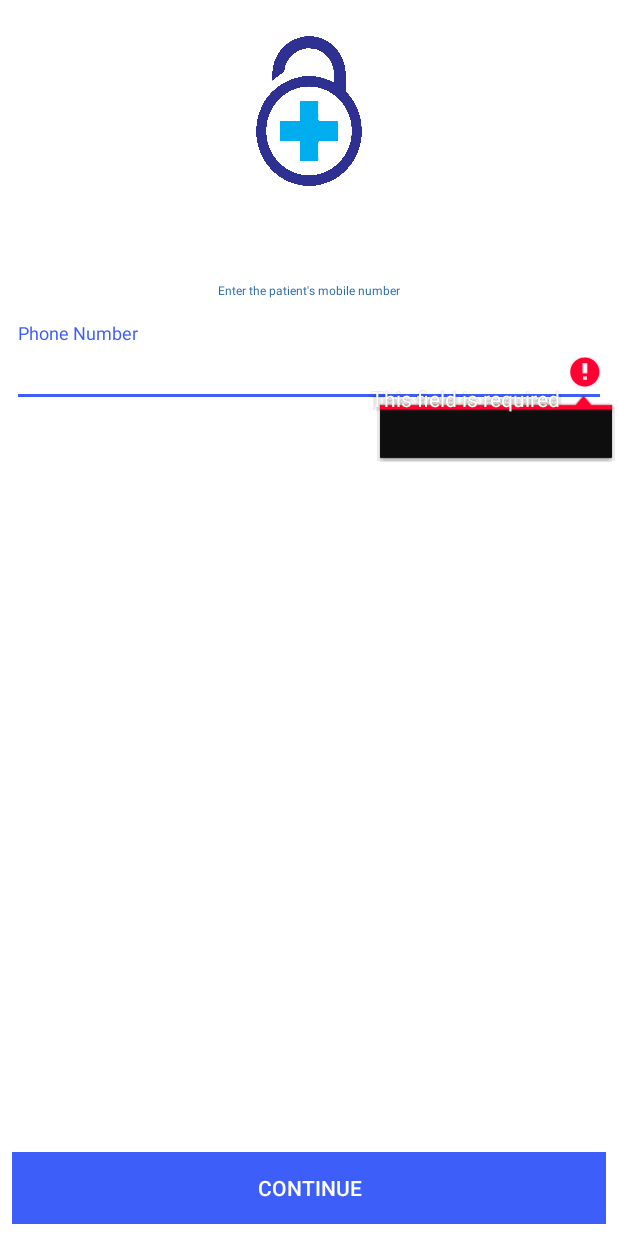
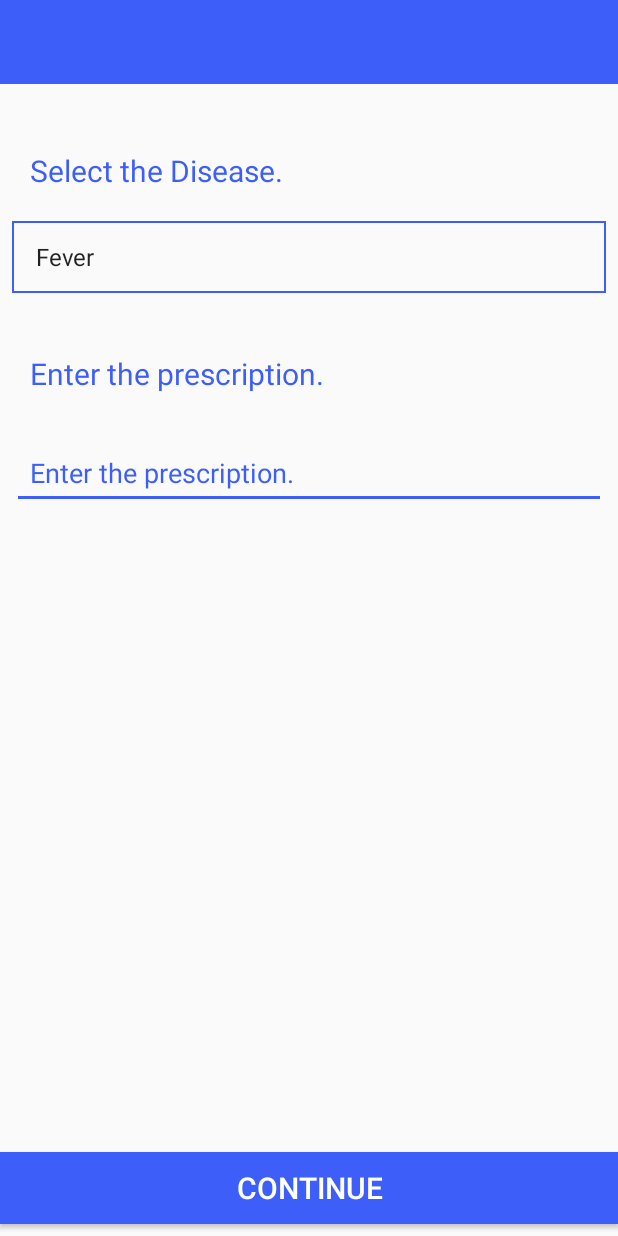
Before and after one commit to harikrishnanr994/medivault, an Android app: the DoctorMainActivity screen opened directly, with no data from a screen before it, after a tap on "CONTINUE", on a phone screen of 412 x 824 dp. Run offline under Robolectric (Android 15) with nearby library versions, the phone set to English and light mode, and no system bars.

Commit message:
Added Doctor Add Activity

```diff
--- a/app/src/main/AndroidManifest.xml
+++ b/app/src/main/AndroidManifest.xml
@@ -33,6 +33,7 @@
         <activity android:name=".ListenActivity" />
         <activity android:name=".EmitActivity"></activity>
         <activity android:name=".ProfileDetails"></activity>
+        <activity android:name=".DoctorAddActivity"></activity>
     </application>
 
 </manifest>
--- /dev/null
+++ b/app/src/main/java/com/carehack/medivault/DoctorAddActivity.java
@@ -0,0 +1,29 @@
+package com.carehack.medivault;
+
+import android.content.Intent;
+import android.os.Bundle;
+import android.support.v7.app.AppCompatActivity;
+import android.view.View;
+import android.widget.ArrayAdapter;
+import android.widget.Button;
+import android.widget.Spinner;
+
+/**
+ * Created by harihara on 25/11/17.
+ */
+
+public class DoctorAddActivity extends AppCompatActivity {
+
+    Button submit;
+    Spinner spinner;
+    @Override
+    protected void onCreate(Bundle savedInstanceState) {
+        super.onCreate(savedInstanceState);
+        setContentView(R.layout.activity_doctor_add);
+
+        spinner = (Spinner) findViewById(R.id.disease_select);
+        String[] objects = {"Fever","Headache","Body Pain","Throat pain","Back Pain"};
+        spinner.setAdapter(new ArrayAdapter<String>(this,android.R.layout.simple_list_item_1,objects));
+
+    }
+}
--- a/app/src/main/java/com/carehack/medivault/DoctorMainActivity.java
+++ b/app/src/main/java/com/carehack/medivault/DoctorMainActivity.java
@@ -22,7 +22,9 @@ public class DoctorMainActivity extends AppCompatActivity {
         submit.setOnClickListener(new View.OnClickListener() {
             @Override
             public void onClick(View v) {
-                attemptIntent();
+                Intent intent = new Intent(DoctorMainActivity.this,DoctorAddActivity.class);
+                startActivity(intent);
+                //attemptIntent();
             }
         });
     }
--- /dev/null
+++ b/app/src/main/res/layout/activity_doctor_add.xml
@@ -0,0 +1,91 @@
+<?xml version="1.0" encoding="utf-8"?>
+<android.support.constraint.ConstraintLayout
+    xmlns:android="http://schemas.android.com/apk/res/android"
+    xmlns:app="http://schemas.android.com/apk/res-auto"
+    xmlns:tools="http://schemas.android.com/tools"
+    android:layout_width="match_parent"
+    android:layout_height="match_parent">
+
+    <android.support.v7.widget.Toolbar
+        fontPath="@string/font_bold_path"
+        android:id="@+id/toolbar"
+        app:titleTextColor="#fff"
+        android:layout_width="match_parent"
+        android:layout_height="?attr/actionBarSize"
+        android:background="@color/colorAccent"
+        app:layout_scrollFlags="scroll|enterAlways"
+        app:popupTheme="@style/AppTheme"/>
+
+    <TextView
+        android:id="@+id/disease_hint"
+        android:layout_width="match_parent"
+        android:layout_height="wrap_content"
+        android:layout_marginEnd="8dp"
+        android:layout_marginStart="8dp"
+        android:layout_marginTop="32dp"
+        android:text="@string/disease_hint"
+        android:textColor="@color/colorPrimary"
+        android:textSize="20sp"
+        android:padding="12dp"
+        app:layout_constraintEnd_toEndOf="parent"
+        app:layout_constraintHorizontal_bias="0.079"
+        app:layout_constraintStart_toStartOf="parent"
+        app:layout_constraintTop_toBottomOf="@+id/toolbar" />
+
+    <android.support.v7.widget.AppCompatSpinner
+        android:id="@+id/disease_select"
+        android:layout_width="match_parent"
+        android:layout_height="wrap_content"
+        android:layout_margin="8dp"
+        android:background="@drawable/layout_border"
+        android:layout_marginTop="36dp"
+        app:layout_constraintEnd_toEndOf="parent"
+        app:layout_constraintStart_toStartOf="parent"
+        app:layout_constraintTop_toBottomOf="@+id/disease_hint"/>
+
+
+    <TextView
+        android:id="@+id/textView4"
+        android:layout_width="match_parent"
+        android:layout_height="wrap_content"
+        android:layout_marginEnd="8dp"
+        android:layout_marginStart="8dp"
+        android:layout_marginTop="28dp"
+        android:padding="12dp"
+        android:text="@string/prescription_hint"
+        android:textColor="@color/colorPrimary"
+        android:textSize="20sp"
+        app:layout_constraintEnd_toEndOf="parent"
+        app:layout_constraintHorizontal_bias="0.085"
+        app:layout_constraintStart_toStartOf="parent"
+        app:layout_constraintTop_toBottomOf="@+id/disease_select" />
+
+    <EditText
+        android:id="@+id/editText"
+        android:layout_width="0dp"
+        android:layout_height="wrap_content"
+        android:layout_marginEnd="8dp"
+        android:layout_marginStart="8dp"
+        android:layout_marginTop="16dp"
+        android:ems="200"
+        android:padding="12dp"
+        android:hint="@string/prescription_hint"
+        android:textColorHint="@color/colorPrimary"
+        app:layout_constraintEnd_toEndOf="parent"
+        app:layout_constraintStart_toStartOf="parent"
+        app:layout_constraintTop_toBottomOf="@+id/textView4" />
+
+    <Button
+        android:id="@+id/btn_submit"
+        android:layout_width="0dp"
+        android:layout_height="wrap_content"
+        android:layout_marginBottom="8dp"
+        android:background="@color/colorPrimaryDark"
+        android:text="@string/action_sign_in_next"
+        android:textColor="@color/white"
+        android:textSize="20sp"
+        app:layout_constraintBottom_toBottomOf="parent"
+        app:layout_constraintLeft_toLeftOf="parent"
+        app:layout_constraintRight_toRightOf="parent" />
+
+</android.support.constraint.ConstraintLayout>
--- a/app/src/main/res/layout/activity_listen.xml
+++ b/app/src/main/res/layout/activity_listen.xml
@@ -56,7 +56,6 @@
         app:layout_constraintTop_toTopOf="parent"/>
 
 
-
     <ProgressBar
         android:id="@+id/progressbar"
         android:theme="@style/Progressbarloading"
--- a/app/src/main/res/values/strings.xml
+++ b/app/src/main/res/values/strings.xml
@@ -23,5 +23,7 @@
     <string name="chirp_app_secret">mLlWM9tnIThgpoj8ugRkqeX2wI2ykXCBYDTIQCKEYGBe8GgMKN</string>
     <string name="title_activity_prescription_list">PrescriptionList</string>
     <string name="font_bold_path">fonts/HelveticaNeueLt.ttf</string>
+    <string name="disease_hint">Select the Disease.</string>
+    <string name="prescription_hint">Enter the prescription.</string>
 
 </resources>
```
